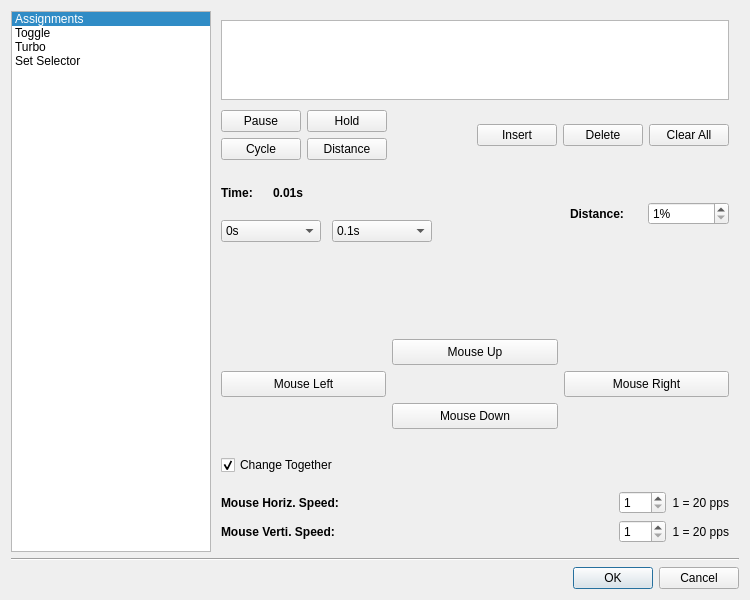
This is advancebuttondialog.ui in AntiMicroX/antimicrox as Qt 5 draws it before an edit. The edited form follows.
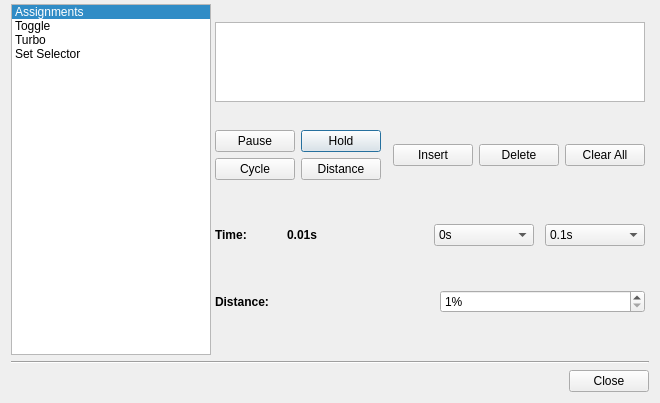
This is the edited form.

Commit message: Initial prototype for virtual keyboard and new dialog workflow

The edit to the form file:
```diff
--- a/advancebuttondialog.ui
+++ b/advancebuttondialog.ui
@@ -9,8 +9,8 @@
    <rect>
     <x>0</x>
     <y>0</y>
-    <width>750</width>
-    <height>600</height>
+    <width>660</width>
+    <height>403</height>
    </rect>
   </property>
   <property name="sizePolicy">
@@ -19,13 +19,22 @@
     <verstretch>0</verstretch>
    </sizepolicy>
   </property>
+  <property name="minimumSize">
+   <size>
+    <width>660</width>
+    <height>400</height>
+   </size>
+  </property>
   <property name="windowTitle">
    <string>Advanced</string>
   </property>
   <property name="modal">
-   <bool>true</bool>
+   <bool>false</bool>
   </property>
   <layout class="QVBoxLayout" name="verticalLayout">
+   <property name="topMargin">
+    <number>4</number>
+   </property>
    <item>
     <layout class="QHBoxLayout" name="horizontalLayout" stretch="0,0">
      <property name="spacing">
@@ -85,12 +94,18 @@
         <number>0</number>
        </property>
        <widget class="QWidget" name="page">
-        <layout class="QVBoxLayout" name="verticalLayout_9">
+        <layout class="QVBoxLayout" name="verticalLayout_2">
          <property name="leftMargin">
-          <number>10</number>
+          <number>4</number>
+         </property>
+         <property name="topMargin">
+          <number>0</number>
          </property>
          <property name="rightMargin">
-          <number>10</number>
+          <number>4</number>
+         </property>
+         <property name="bottomMargin">
+          <number>0</number>
          </property>
          <item>
           <widget class="QListWidget" name="slotListWidget">
@@ -251,11 +266,9 @@
           </spacer>
          </item>
          <item>
-          <layout class="QHBoxLayout" name="horizontalLayout_13">
-           <item>
-            <layout class="QVBoxLayout" name="verticalLayout_2">
+          <layout class="QHBoxLayout" name="horizontalLayout_2">
              <property name="spacing">
-              <number>20</number>
+            <number>40</number>
              </property>
              <item>
               <layout class="QHBoxLayout" name="horizontalLayout_9">
@@ -457,22 +470,25 @@
                  </item>
                 </widget>
                </item>
+            </layout>
+           </item>
+          </layout>
+         </item>
                <item>
-                <spacer name="horizontalSpacer_4">
+          <spacer name="verticalSpacer_7">
                  <property name="orientation">
-                  <enum>Qt::Horizontal</enum>
+            <enum>Qt::Vertical</enum>
+           </property>
+           <property name="sizeType">
+            <enum>QSizePolicy::Fixed</enum>
                  </property>
                  <property name="sizeHint" stdset="0">
                   <size>
-                   <width>40</width>
+             <width>20</width>
                    <height>20</height>
                   </size>
                  </property>
                 </spacer>
-               </item>
-              </layout>
-             </item>
-            </layout>
            </item>
            <item>
             <layout class="QHBoxLayout" name="horizontalLayout_11">
@@ -516,77 +532,6 @@
              </item>
             </layout>
            </item>
-          </layout>
-         </item>
-         <item>
-          <spacer name="verticalSpacer_9">
-           <property name="orientation">
-            <enum>Qt::Vertical</enum>
-           </property>
-           <property name="sizeHint" stdset="0">
-            <size>
-             <width>20</width>
-             <height>20</height>
-            </size>
-           </property>
-          </spacer>
-         </item>
-         <item>
-          <layout class="QGridLayout" name="gridLayout">
-           <item row="0" column="1">
-            <widget class="QPushButton" name="mouseUpPushButton">
-             <property name="sizePolicy">
-              <sizepolicy hsizetype="Expanding" vsizetype="Expanding">
-               <horstretch>0</horstretch>
-               <verstretch>0</verstretch>
-              </sizepolicy>
-             </property>
-             <property name="text">
-              <string>Mouse Up</string>
-             </property>
-            </widget>
-           </item>
-           <item row="1" column="2">
-            <widget class="QPushButton" name="mouseRightPushButton">
-             <property name="sizePolicy">
-              <sizepolicy hsizetype="Expanding" vsizetype="Expanding">
-               <horstretch>0</horstretch>
-               <verstretch>0</verstretch>
-              </sizepolicy>
-             </property>
-             <property name="text">
-              <string>Mouse Right</string>
-             </property>
-            </widget>
-           </item>
-           <item row="1" column="0">
-            <widget class="QPushButton" name="mouseLeftPushButton">
-             <property name="sizePolicy">
-              <sizepolicy hsizetype="Expanding" vsizetype="Expanding">
-               <horstretch>0</horstretch>
-               <verstretch>0</verstretch>
-              </sizepolicy>
-             </property>
-             <property name="text">
-              <string>Mouse Left</string>
-             </property>
-            </widget>
-           </item>
-           <item row="2" column="1">
-            <widget class="QPushButton" name="mouseDownPushButton">
-             <property name="sizePolicy">
-              <sizepolicy hsizetype="Expanding" vsizetype="Expanding">
-               <horstretch>0</horstretch>
-               <verstretch>0</verstretch>
-              </sizepolicy>
-             </property>
-             <property name="text">
-              <string>Mouse Down</string>
-             </property>
-            </widget>
-           </item>
-          </layout>
-         </item>
          <item>
           <spacer name="verticalSpacer_6">
            <property name="orientation">
@@ -603,170 +548,13 @@
            </property>
           </spacer>
          </item>
-         <item>
-          <widget class="QCheckBox" name="changeTogetherCheckBox">
-           <property name="text">
-            <string>Change Together</string>
-           </property>
-           <property name="checked">
-            <bool>true</bool>
-           </property>
-          </widget>
-         </item>
-         <item>
-          <spacer name="verticalSpacer_7">
-           <property name="orientation">
-            <enum>Qt::Vertical</enum>
-           </property>
-           <property name="sizeType">
-            <enum>QSizePolicy::Fixed</enum>
-           </property>
-           <property name="sizeHint" stdset="0">
-            <size>
-             <width>20</width>
-             <height>10</height>
-            </size>
-           </property>
-          </spacer>
-         </item>
-         <item>
-          <layout class="QHBoxLayout" name="horizontalLayout_7">
-           <item>
-            <widget class="QLabel" name="label_2">
-             <property name="font">
-              <font>
-               <weight>75</weight>
-               <bold>true</bold>
-              </font>
-             </property>
-             <property name="text">
-              <string>Mouse Horiz. Speed:</string>
-             </property>
-            </widget>
-           </item>
-           <item>
-            <spacer name="horizontalSpacer_2">
-             <property name="orientation">
-              <enum>Qt::Horizontal</enum>
-             </property>
-             <property name="sizeHint" stdset="0">
-              <size>
-               <width>13</width>
-               <height>20</height>
-              </size>
-             </property>
-            </spacer>
-           </item>
-           <item>
-            <layout class="QHBoxLayout" name="horizontalLayout_6">
-             <property name="spacing">
-              <number>-1</number>
-             </property>
-             <item>
-              <widget class="QSpinBox" name="horizSpinBox">
-               <property name="enabled">
-                <bool>true</bool>
-               </property>
-               <property name="minimum">
-                <number>1</number>
-               </property>
-               <property name="maximum">
-                <number>300</number>
-               </property>
-              </widget>
-             </item>
-             <item>
-              <widget class="QLabel" name="horizSpeedLabel">
-               <property name="minimumSize">
-                <size>
-                 <width>0</width>
-                 <height>0</height>
-                </size>
-               </property>
-               <property name="text">
-                <string>1 = 20 pps</string>
-               </property>
-               <property name="alignment">
-                <set>Qt::AlignRight|Qt::AlignTrailing|Qt::AlignVCenter</set>
-               </property>
-              </widget>
-             </item>
-            </layout>
-           </item>
-          </layout>
-         </item>
-         <item>
-          <layout class="QHBoxLayout" name="horizontalLayout_8">
-           <item>
-            <widget class="QLabel" name="label_4">
-             <property name="font">
-              <font>
-               <weight>75</weight>
-               <bold>true</bold>
-              </font>
-             </property>
-             <property name="text">
-              <string>Mouse Verti. Speed:</string>
-             </property>
-            </widget>
-           </item>
-           <item>
-            <spacer name="horizontalSpacer_3">
-             <property name="orientation">
-              <enum>Qt::Horizontal</enum>
-             </property>
-             <property name="sizeHint" stdset="0">
-              <size>
-               <width>40</width>
-               <height>20</height>
-              </size>
-             </property>
-            </spacer>
-           </item>
-           <item>
-            <layout class="QHBoxLayout" name="horizontalLayout_2">
-             <property name="spacing">
-              <number>-1</number>
-             </property>
-             <item>
-              <widget class="QSpinBox" name="vertSpinBox">
-               <property name="minimum">
-                <number>1</number>
-               </property>
-               <property name="maximum">
-                <number>300</number>
-               </property>
-              </widget>
-             </item>
-             <item>
-              <widget class="QLabel" name="vertiSpeedLabel">
-               <property name="minimumSize">
-                <size>
-                 <width>0</width>
-                 <height>0</height>
-                </size>
-               </property>
-               <property name="text">
-                <string>1 = 20 pps</string>
-               </property>
-               <property name="alignment">
-                <set>Qt::AlignRight|Qt::AlignTrailing|Qt::AlignVCenter</set>
-               </property>
-              </widget>
-             </item>
-            </layout>
-           </item>
-          </layout>
-         </item>
         </layout>
         <zorder>verticalSpacer_2</zorder>
         <zorder>verticalSpacer_5</zorder>
         <zorder>slotListWidget</zorder>
         <zorder></zorder>
         <zorder>verticalSpacer_6</zorder>
-        <zorder>changeTogetherCheckBox</zorder>
         <zorder>verticalSpacer_7</zorder>
-        <zorder>verticalSpacer_9</zorder>
        </widget>
        <widget class="QWidget" name="page_2">
         <layout class="QVBoxLayout" name="verticalLayout_7">
@@ -1178,7 +966,7 @@
       <enum>Qt::Horizontal</enum>
      </property>
      <property name="standardButtons">
-      <set>QDialogButtonBox::Cancel|QDialogButtonBox::Ok</set>
+      <set>QDialogButtonBox::Close</set>
      </property>
     </widget>
    </item>
```
Lines whose indentation alone changed are shown as unchanged. The commit also changes 30 other files.
